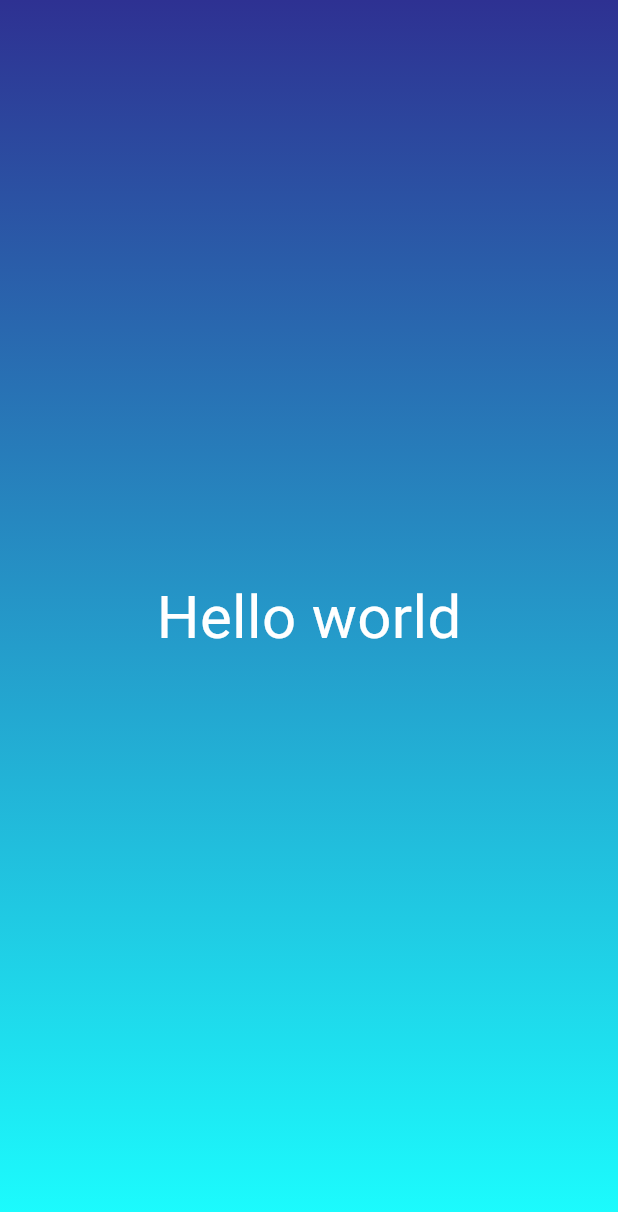
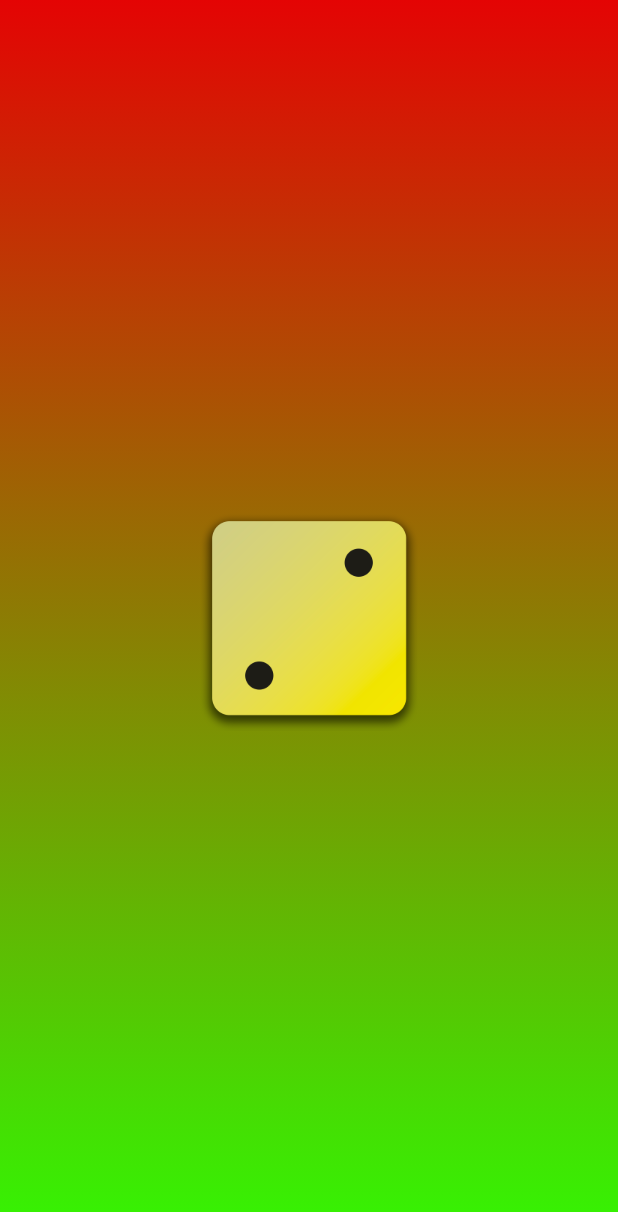
Before and after one commit to SamiulUtshaw/flutter-Dev, a Flutter app: the screen it shows after launch, on a phone screen of 412 x 824 dp. Shown: the top 1212 px of the screen. Run offline on Flutter 3.47's test engine with Material 3 defaults, Android fonts, the phone set to English and light mode, and no system bars; Roboto replaces fonts that are missing (Oswald).

Commit message:
dynamic variable, assets import in pubspec.yaml

```diff
--- a/lib/gradient_container.dart
+++ b/lib/gradient_container.dart
@@ -1,5 +1,5 @@
 import 'package:flutter/material.dart';
-import 'package:first_app/style_text.dart';
+
 
 
 var startAlignment = Alignment.topCenter;
@@ -7,23 +7,24 @@ var endAlignment = Alignment.bottomCenter;
 
 
 class GradientContainer extends StatelessWidget {
-  const GradientContainer({super.key});
+  const GradientContainer(this.color1, this.color2, {super.key});
+
+  final Color color1;
+  final Color color2;
+
   @override
   Widget build(contex){
     return Container(
           decoration:  BoxDecoration(
             gradient: LinearGradient(
-              colors: const [
-                Color.fromARGB(255, 46, 49, 146),
-                Color.fromARGB(255, 27, 255, 255),
-              ],
+              colors: [color1, color2],
               begin: startAlignment,
               end: endAlignment,
 
             ),
           ),
-          child: const Center(
-            child: StyleText(),
+          child: Center(
+            child: Image.asset('assets/images/dice-2.png', width: 150,),
           ),
         );
   }
--- a/lib/main.dart
+++ b/lib/main.dart
@@ -5,7 +5,9 @@ void main() {
   runApp(
     const MaterialApp(
       home: Scaffold(
-        body: GradientContainer(),
+        body: GradientContainer(
+          Color.fromARGB(255, 228, 4, 4),
+          Color.fromARGB(255, 52, 245, 3)),
       ),
     ),
   );
--- a/lib/style_text.dart
+++ b/lib/style_text.dart
@@ -1,15 +1,19 @@
 import 'package:flutter/material.dart';
 
 class StyleText extends StatelessWidget {
-  const StyleText({super.key});
+  const StyleText(this.text, {super.key});
+
+  final String text;
+
   @override
-  Widget build(context){
-
-  return const Text(
-              'Hello world',
-              style: TextStyle(fontFamily: 'Oswald', color: Colors.white, fontSize: 40),
-            );
-
-
+  Widget build(BuildContext context) {
+    return Text(
+      text,
+      style: const TextStyle(
+        fontFamily: 'Oswald',
+        color: Colors.white,
+        fontSize: 40,
+      ),
+    );
   }
 }
```
Also changed, not shown: pubspec.yaml (+7 -3 lines), assets/images/dice-1.png (added), assets/images/dice-2.png (added), assets/images/dice-3.png (added), assets/images/dice-4.png (added), assets/images/dice-5.png (added), assets/images/dice-6.png (added).
